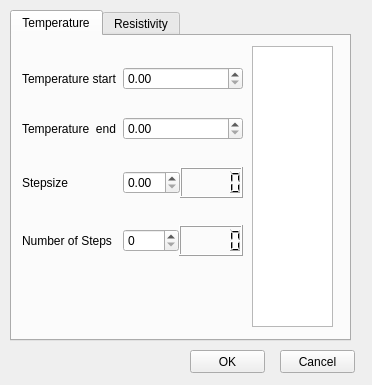
Qt form configurations/Sequence_scan_temperature.ui (Cryostat-GUI/Cryostat-GUI) before a commit.
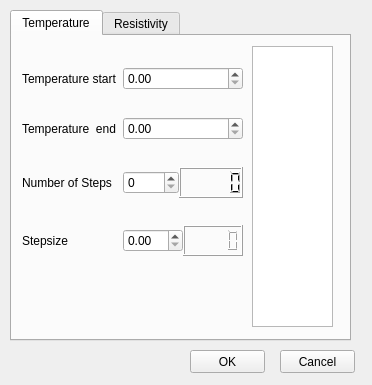
The same form after that commit.

Commit message: bugfixes for sequence editor - still unfinished!

```diff
--- a/configurations/Sequence_scan_temperature.ui
+++ b/configurations/Sequence_scan_temperature.ui
@@ -38,7 +38,65 @@
        <height>231</height>
       </rect>
      </property>
-     <layout class="QGridLayout" name="gridLayout" rowstretch="0,0,0,0,0">
+     <layout class="QGridLayout" name="gridLayout" rowstretch="0,0,0,0,0,0">
+      <item row="1" column="1">
+       <layout class="QHBoxLayout" name="horizontalLayout_4">
+        <item>
+         <widget class="QDoubleSpinBox" name="spinSetTend">
+          <property name="keyboardTracking">
+           <bool>false</bool>
+          </property>
+          <property name="maximum">
+           <double>400.000000000000000</double>
+          </property>
+         </widget>
+        </item>
+       </layout>
+      </item>
+      <item row="3" column="1">
+       <layout class="QHBoxLayout" name="horizontalLayout_2">
+        <property name="spacing">
+         <number>0</number>
+        </property>
+        <property name="sizeConstraint">
+         <enum>QLayout::SetMaximumSize</enum>
+        </property>
+        <item>
+         <widget class="QDoubleSpinBox" name="spinSetSizeSteps">
+          <property name="keyboardTracking">
+           <bool>false</bool>
+          </property>
+          <property name="maximum">
+           <double>200.000000000000000</double>
+          </property>
+         </widget>
+        </item>
+        <item>
+         <widget class="QLCDNumber" name="lcdStepsize">
+          <property name="maximumSize">
+           <size>
+            <width>71</width>
+            <height>31</height>
+           </size>
+          </property>
+         </widget>
+        </item>
+       </layout>
+      </item>
+      <item row="0" column="1">
+       <layout class="QHBoxLayout" name="horizontalLayout_3">
+        <item>
+         <widget class="QDoubleSpinBox" name="spinSetTstart">
+          <property name="keyboardTracking">
+           <bool>false</bool>
+          </property>
+          <property name="maximum">
+           <double>400.000000000000000</double>
+          </property>
+         </widget>
+        </item>
+       </layout>
+      </item>
       <item row="1" column="0">
        <widget class="QLabel" name="label_2">
         <property name="text">
@@ -53,21 +111,21 @@
         </property>
        </widget>
       </item>
-      <item row="2" column="0">
+      <item row="3" column="0">
        <widget class="QLabel" name="label_3">
         <property name="text">
          <string>Stepsize</string>
         </property>
        </widget>
       </item>
-      <item row="3" column="0">
+      <item row="2" column="0">
        <widget class="QLabel" name="label_4">
         <property name="text">
          <string>Number of Steps</string>
         </property>
        </widget>
       </item>
-      <item row="3" column="1">
+      <item row="2" column="1">
        <layout class="QHBoxLayout" name="horizontalLayout">
         <property name="spacing">
          <number>0</number>
@@ -97,64 +155,6 @@
         </item>
        </layout>
       </item>
-      <item row="2" column="1">
-       <layout class="QHBoxLayout" name="horizontalLayout_2">
-        <property name="spacing">
-         <number>0</number>
-        </property>
-        <property name="sizeConstraint">
-         <enum>QLayout::SetMaximumSize</enum>
-        </property>
-        <item>
-         <widget class="QDoubleSpinBox" name="spinSetSizeSteps">
-          <property name="keyboardTracking">
-           <bool>false</bool>
-          </property>
-          <property name="maximum">
-           <double>50.000000000000000</double>
-          </property>
-         </widget>
-        </item>
-        <item>
-         <widget class="QLCDNumber" name="lcdStepsize">
-          <property name="maximumSize">
-           <size>
-            <width>71</width>
-            <height>31</height>
-           </size>
-          </property>
-         </widget>
-        </item>
-       </layout>
-      </item>
-      <item row="0" column="1">
-       <layout class="QHBoxLayout" name="horizontalLayout_3">
-        <item>
-         <widget class="QDoubleSpinBox" name="spinSetTstart">
-          <property name="keyboardTracking">
-           <bool>false</bool>
-          </property>
-          <property name="maximum">
-           <double>400.000000000000000</double>
-          </property>
-         </widget>
-        </item>
-       </layout>
-      </item>
-      <item row="1" column="1">
-       <layout class="QHBoxLayout" name="horizontalLayout_4">
-        <item>
-         <widget class="QDoubleSpinBox" name="spinSetTend">
-          <property name="keyboardTracking">
-           <bool>false</bool>
-          </property>
-          <property name="maximum">
-           <double>400.000000000000000</double>
-          </property>
-         </widget>
-        </item>
-       </layout>
-      </item>
      </layout>
     </widget>
     <widget class="QListView" name="listTemperatures">
```
The commit also changes 2 other files.
